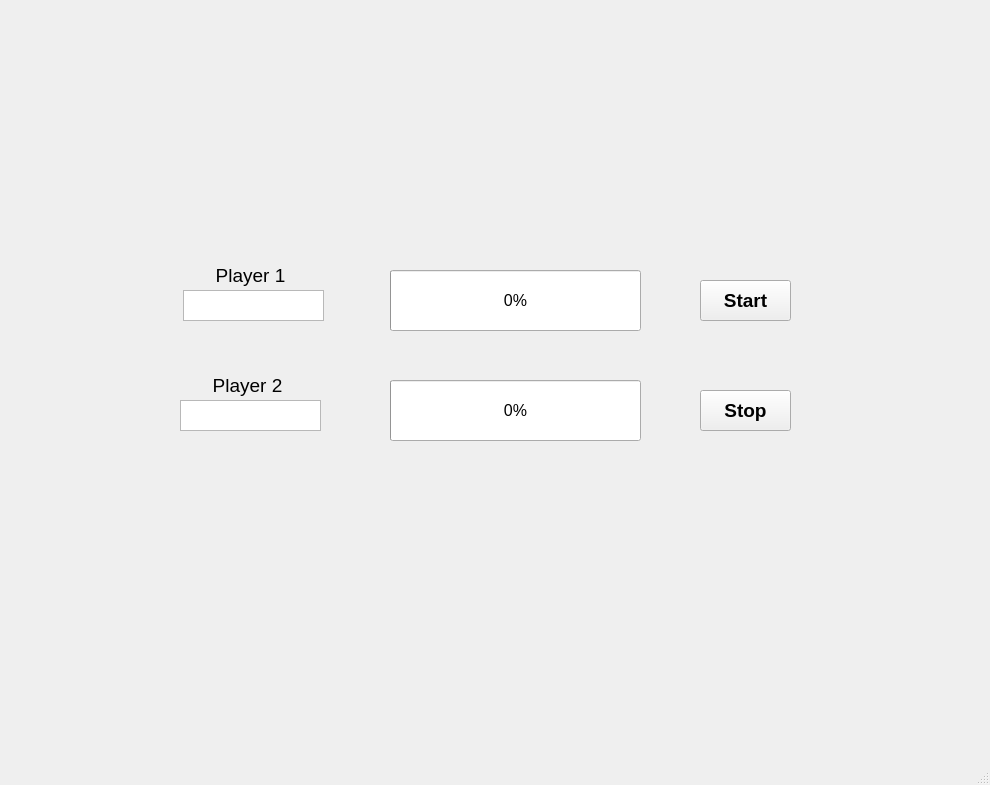
Above: MindGameGUI/MindGame.ui from omarhameed/SYP-GambitGameDev before the change. Below: the same form after it.
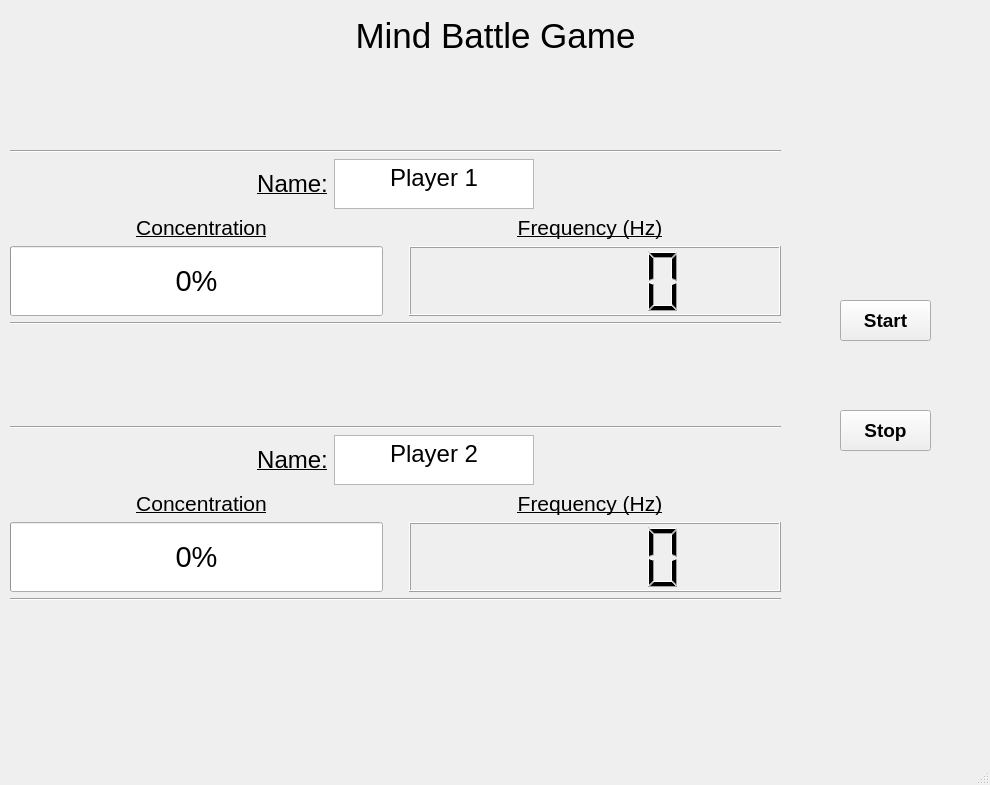
That is the form after the change.

Commit message: Improved and added frequency display

Diff of the .ui file:
```diff
--- a/MindGameGUI/MindGame.ui
+++ b/MindGameGUI/MindGame.ui
@@ -10,6 +10,11 @@
     <height>785</height>
    </rect>
   </property>
+  <property name="font">
+   <font>
+    <pointsize>11</pointsize>
+   </font>
+  </property>
   <property name="windowTitle">
    <string>MainWindow</string>
   </property>
@@ -17,115 +22,11 @@
    <property name="toolTip">
     <string>&lt;html&gt;&lt;head/&gt;&lt;body&gt;&lt;p align=&quot;center&quot;&gt;&lt;br/&gt;&lt;/p&gt;&lt;/body&gt;&lt;/html&gt;</string>
    </property>
-   <widget class="QProgressBar" name="progressBar1">
-    <property name="geometry">
-     <rect>
-      <x>390</x>
-      <y>270</y>
-      <width>251</width>
-      <height>61</height>
-     </rect>
-    </property>
-    <property name="font">
-     <font>
-      <pointsize>12</pointsize>
-     </font>
-    </property>
-    <property name="styleSheet">
-     <string notr="true"/>
-    </property>
-    <property name="value">
-     <number>0</number>
-    </property>
-   </widget>
-   <widget class="QProgressBar" name="progressBar2">
-    <property name="geometry">
-     <rect>
-      <x>390</x>
-      <y>380</y>
-      <width>251</width>
-      <height>61</height>
-     </rect>
-    </property>
-    <property name="font">
-     <font>
-      <pointsize>12</pointsize>
-     </font>
-    </property>
-    <property name="value">
-     <number>0</number>
-    </property>
-   </widget>
-   <widget class="QTextEdit" name="textEdit">
-    <property name="geometry">
-     <rect>
-      <x>183</x>
-      <y>290</y>
-      <width>141</width>
-      <height>31</height>
-     </rect>
-    </property>
-   </widget>
-   <widget class="QLabel" name="label">
-    <property name="geometry">
-     <rect>
-      <x>200</x>
-      <y>260</y>
-      <width>101</width>
-      <height>31</height>
-     </rect>
-    </property>
-    <property name="font">
-     <font>
-      <pointsize>14</pointsize>
-     </font>
-    </property>
-    <property name="text">
-     <string>Player 1</string>
-    </property>
-    <property name="scaledContents">
-     <bool>false</bool>
-    </property>
-    <property name="alignment">
-     <set>Qt::AlignCenter</set>
-    </property>
-   </widget>
-   <widget class="QLabel" name="label_2">
-    <property name="geometry">
-     <rect>
-      <x>197</x>
-      <y>370</y>
-      <width>101</width>
-      <height>31</height>
-     </rect>
-    </property>
-    <property name="font">
-     <font>
-      <pointsize>14</pointsize>
-     </font>
-    </property>
-    <property name="text">
-     <string>Player 2</string>
-    </property>
-    <property name="alignment">
-     <set>Qt::AlignCenter</set>
-    </property>
-   </widget>
-   <widget class="QTextEdit" name="textEdit_2">
-    <property name="geometry">
-     <rect>
-      <x>180</x>
-      <y>400</y>
-      <width>141</width>
-      <height>31</height>
-     </rect>
-    </property>
-   </widget>
    <widget class="QPushButton" name="startButton">
     <property name="geometry">
      <rect>
-      <x>700</x>
-      <y>280</y>
+      <x>840</x>
+      <y>300</y>
       <width>91</width>
       <height>41</height>
      </rect>
@@ -143,8 +44,8 @@
    <widget class="QPushButton" name="stopButton">
     <property name="geometry">
      <rect>
-      <x>700</x>
-      <y>390</y>
+      <x>840</x>
+      <y>410</y>
       <width>91</width>
       <height>41</height>
      </rect>
@@ -159,6 +60,477 @@
      <string>Stop</string>
     </property>
    </widget>
+   <widget class="QWidget" name="verticalLayoutWidget">
+    <property name="geometry">
+     <rect>
+      <x>10</x>
+      <y>150</y>
+      <width>771</width>
+      <height>451</height>
+     </rect>
+    </property>
+    <layout class="QVBoxLayout" name="verticalLayout">
+     <item>
+      <widget class="Line" name="line_3">
+       <property name="orientation">
+        <enum>Qt::Horizontal</enum>
+       </property>
+      </widget>
+     </item>
+     <item>
+      <layout class="QHBoxLayout" name="horizontalLayout_4">
+       <item>
+        <layout class="QHBoxLayout" name="horizontalLayout_8">
+         <item>
+          <spacer name="horizontalSpacer_3">
+           <property name="orientation">
+            <enum>Qt::Horizontal</enum>
+           </property>
+           <property name="sizeHint" stdset="0">
+            <size>
+             <width>40</width>
+             <height>20</height>
+            </size>
+           </property>
+          </spacer>
+         </item>
+         <item>
+          <widget class="QLabel" name="label_6">
+           <property name="font">
+            <font>
+             <pointsize>18</pointsize>
+             <underline>true</underline>
+            </font>
+           </property>
+           <property name="text">
+            <string>Name:</string>
+           </property>
+           <property name="alignment">
+            <set>Qt::AlignCenter</set>
+           </property>
+          </widget>
+         </item>
+         <item>
+          <widget class="QTextEdit" name="textEdit">
+           <property name="enabled">
+            <bool>true</bool>
+           </property>
+           <property name="sizePolicy">
+            <sizepolicy hsizetype="Preferred" vsizetype="Fixed">
+             <horstretch>0</horstretch>
+             <verstretch>0</verstretch>
+            </sizepolicy>
+           </property>
+           <property name="minimumSize">
+            <size>
+             <width>2</width>
+             <height>0</height>
+            </size>
+           </property>
+           <property name="maximumSize">
+            <size>
+             <width>200</width>
+             <height>50</height>
+            </size>
+           </property>
+           <property name="font">
+            <font>
+             <pointsize>26</pointsize>
+             <underline>true</underline>
+            </font>
+           </property>
+           <property name="layoutDirection">
+            <enum>Qt::LeftToRight</enum>
+           </property>
+           <property name="html">
+            <string>&lt;!DOCTYPE HTML PUBLIC &quot;-//W3C//DTD HTML 4.0//EN&quot; &quot;http://www.w3.org/TR/REC-html40/strict.dtd&quot;&gt;
+&lt;html&gt;&lt;head&gt;&lt;meta name=&quot;qrichtext&quot; content=&quot;1&quot; /&gt;&lt;meta charset=&quot;utf-8&quot; /&gt;&lt;style type=&quot;text/css&quot;&gt;
+p, li { white-space: pre-wrap; }
+hr { height: 1px; border-width: 0; }
+li.unchecked::marker { content: &quot;\2610&quot;; }
+li.checked::marker { content: &quot;\2612&quot;; }
+&lt;/style&gt;&lt;/head&gt;&lt;body style=&quot; font-family:'Segoe UI'; font-size:26pt; font-weight:400; font-style:normal; text-decoration: underline;&quot;&gt;
+&lt;p align=&quot;center&quot; style=&quot; margin-top:0px; margin-bottom:0px; margin-left:0px; margin-right:0px; -qt-block-indent:0; text-indent:0px;&quot;&gt;&lt;span style=&quot; font-size:18pt; text-decoration:none;&quot;&gt;Player 1&lt;/span&gt;&lt;/p&gt;&lt;/body&gt;&lt;/html&gt;</string>
+           </property>
+          </widget>
+         </item>
+         <item>
+          <spacer name="horizontalSpacer_4">
+           <property name="orientation">
+            <enum>Qt::Horizontal</enum>
+           </property>
+           <property name="sizeHint" stdset="0">
+            <size>
+             <width>40</width>
+             <height>20</height>
+            </size>
+           </property>
+          </spacer>
+         </item>
+        </layout>
+       </item>
+      </layout>
+     </item>
+     <item>
+      <layout class="QHBoxLayout" name="horizontalLayout_6">
+       <item>
+        <widget class="QLabel" name="label_2">
+         <property name="font">
+          <font>
+           <pointsize>16</pointsize>
+           <underline>true</underline>
+          </font>
+         </property>
+         <property name="text">
+          <string>Concentration</string>
+         </property>
+         <property name="alignment">
+          <set>Qt::AlignCenter</set>
+         </property>
+        </widget>
+       </item>
+       <item>
+        <widget class="QLabel" name="label">
+         <property name="font">
+          <font>
+           <pointsize>16</pointsize>
+           <underline>true</underline>
+          </font>
+         </property>
+         <property name="text">
+          <string>Frequency (Hz)</string>
+         </property>
+         <property name="alignment">
+          <set>Qt::AlignCenter</set>
+         </property>
+        </widget>
+       </item>
+      </layout>
+     </item>
+     <item>
+      <layout class="QHBoxLayout" name="horizontalLayout">
+       <item>
+        <widget class="QProgressBar" name="progressBar1">
+         <property name="sizePolicy">
+          <sizepolicy hsizetype="Expanding" vsizetype="Fixed">
+           <horstretch>0</horstretch>
+           <verstretch>0</verstretch>
+          </sizepolicy>
+         </property>
+         <property name="maximumSize">
+          <size>
+           <width>16777215</width>
+           <height>400</height>
+          </size>
+         </property>
+         <property name="font">
+          <font>
+           <pointsize>22</pointsize>
+          </font>
+         </property>
+         <property name="styleSheet">
+          <string notr="true"/>
+         </property>
+         <property name="value">
+          <number>0</number>
+         </property>
+        </widget>
+       </item>
+       <item>
+        <spacer name="horizontalSpacer">
+         <property name="orientation">
+          <enum>Qt::Horizontal</enum>
+         </property>
+         <property name="sizeType">
+          <enum>QSizePolicy::Fixed</enum>
+         </property>
+         <property name="sizeHint" stdset="0">
+          <size>
+           <width>20</width>
+           <height>20</height>
+          </size>
+         </property>
+        </spacer>
+       </item>
+       <item>
+        <widget class="QLCDNumber" name="freqDisp1">
+         <property name="sizePolicy">
+          <sizepolicy hsizetype="Expanding" vsizetype="Fixed">
+           <horstretch>0</horstretch>
+           <verstretch>0</verstretch>
+          </sizepolicy>
+         </property>
+         <property name="minimumSize">
+          <size>
+           <width>0</width>
+           <height>70</height>
+          </size>
+         </property>
+         <property name="maximumSize">
+          <size>
+           <width>16777215</width>
+           <height>400</height>
+          </size>
+         </property>
+        </widget>
+       </item>
+      </layout>
+     </item>
+     <item>
+      <widget class="Line" name="line_2">
+       <property name="orientation">
+        <enum>Qt::Horizontal</enum>
+       </property>
+      </widget>
+     </item>
+     <item>
+      <spacer name="verticalSpacer">
+       <property name="orientation">
+        <enum>Qt::Vertical</enum>
+       </property>
+       <property name="sizeType">
+        <enum>QSizePolicy::Preferred</enum>
+       </property>
+       <property name="sizeHint" stdset="0">
+        <size>
+         <width>20</width>
+         <height>100</height>
+        </size>
+       </property>
+      </spacer>
+     </item>
+     <item>
+      <widget class="Line" name="line">
+       <property name="orientation">
+        <enum>Qt::Horizontal</enum>
+       </property>
+      </widget>
+     </item>
+     <item>
+      <layout class="QHBoxLayout" name="horizontalLayout_9">
+       <item>
+        <spacer name="horizontalSpacer_5">
+         <property name="orientation">
+          <enum>Qt::Horizontal</enum>
+         </property>
+         <property name="sizeHint" stdset="0">
+          <size>
+           <width>40</width>
+           <height>20</height>
+          </size>
+         </property>
+        </spacer>
+       </item>
+       <item>
+        <widget class="QLabel" name="label_7">
+         <property name="font">
+          <font>
+           <pointsize>18</pointsize>
+           <underline>true</underline>
+          </font>
+         </property>
+         <property name="text">
+          <string>Name:</string>
+         </property>
+         <property name="alignment">
+          <set>Qt::AlignCenter</set>
+         </property>
+        </widget>
+       </item>
+       <item>
+        <widget class="QTextEdit" name="textEdit_3">
+         <property name="enabled">
+          <bool>true</bool>
+         </property>
+         <property name="sizePolicy">
+          <sizepolicy hsizetype="Preferred" vsizetype="Fixed">
+           <horstretch>0</horstretch>
+           <verstretch>0</verstretch>
+          </sizepolicy>
+         </property>
+         <property name="minimumSize">
+          <size>
+           <width>2</width>
+           <height>0</height>
+          </size>
+         </property>
+         <property name="maximumSize">
+          <size>
+           <width>200</width>
+           <height>50</height>
+          </size>
+         </property>
+         <property name="font">
+          <font>
+           <pointsize>26</pointsize>
+           <underline>true</underline>
+          </font>
+         </property>
+         <property name="layoutDirection">
+          <enum>Qt::LeftToRight</enum>
+         </property>
+         <property name="html">
+          <string>&lt;!DOCTYPE HTML PUBLIC &quot;-//W3C//DTD HTML 4.0//EN&quot; &quot;http://www.w3.org/TR/REC-html40/strict.dtd&quot;&gt;
+&lt;html&gt;&lt;head&gt;&lt;meta name=&quot;qrichtext&quot; content=&quot;1&quot; /&gt;&lt;meta charset=&quot;utf-8&quot; /&gt;&lt;style type=&quot;text/css&quot;&gt;
+p, li { white-space: pre-wrap; }
+hr { height: 1px; border-width: 0; }
+li.unchecked::marker { content: &quot;\2610&quot;; }
+li.checked::marker { content: &quot;\2612&quot;; }
+&lt;/style&gt;&lt;/head&gt;&lt;body style=&quot; font-family:'Segoe UI'; font-size:26pt; font-weight:400; font-style:normal; text-decoration: underline;&quot;&gt;
+&lt;p align=&quot;center&quot; style=&quot; margin-top:0px; margin-bottom:0px; margin-left:0px; margin-right:0px; -qt-block-indent:0; text-indent:0px;&quot;&gt;&lt;span style=&quot; font-size:18pt; text-decoration:none;&quot;&gt;Player 2&lt;/span&gt;&lt;/p&gt;&lt;/body&gt;&lt;/html&gt;</string>
+         </property>
+        </widget>
+       </item>
+       <item>
+        <spacer name="horizontalSpacer_6">
+         <property name="orientation">
+          <enum>Qt::Horizontal</enum>
+         </property>
+         <property name="sizeHint" stdset="0">
+          <size>
+           <width>40</width>
+           <height>20</height>
+          </size>
+         </property>
+        </spacer>
+       </item>
+      </layout>
+     </item>
+     <item>
+      <layout class="QHBoxLayout" name="horizontalLayout_7">
+       <item>
+        <widget class="QLabel" name="label_3">
+         <property name="font">
+          <font>
+           <pointsize>16</pointsize>
+           <underline>true</underline>
+          </font>
+         </property>
+         <property name="text">
+          <string>Concentration</string>
+         </property>
+         <property name="alignment">
+          <set>Qt::AlignCenter</set>
+         </property>
+        </widget>
+       </item>
+       <item>
+        <widget class="QLabel" name="label_5">
+         <property name="font">
+          <font>
+           <pointsize>16</pointsize>
+           <underline>true</underline>
+          </font>
+         </property>
+         <property name="text">
+          <string>Frequency (Hz)</string>
+         </property>
+         <property name="alignment">
+          <set>Qt::AlignCenter</set>
+         </property>
+        </widget>
+       </item>
+      </layout>
+     </item>
+     <item>
+      <layout class="QHBoxLayout" name="horizontalLayout_2">
+       <item>
+        <widget class="QProgressBar" name="progressBar2">
+         <property name="sizePolicy">
+          <sizepolicy hsizetype="Expanding" vsizetype="Fixed">
+           <horstretch>0</horstretch>
+           <verstretch>0</verstretch>
+          </sizepolicy>
+         </property>
+         <property name="maximumSize">
+          <size>
+           <width>16777215</width>
+           <height>400</height>
+          </size>
+         </property>
+         <property name="font">
+          <font>
+           <pointsize>22</pointsize>
+          </font>
+         </property>
+         <property name="styleSheet">
+          <string notr="true"/>
+         </property>
+         <property name="value">
+          <number>0</number>
+         </property>
+        </widget>
+       </item>
+       <item>
+        <spacer name="horizontalSpacer_2">
+         <property name="orientation">
+          <enum>Qt::Horizontal</enum>
+         </property>
+         <property name="sizeType">
+          <enum>QSizePolicy::Fixed</enum>
+         </property>
+         <property name="sizeHint" stdset="0">
+          <size>
+           <width>20</width>
+           <height>20</height>
+          </size>
+         </property>
+        </spacer>
+       </item>
+       <item>
+        <widget class="QLCDNumber" name="freqDisp2">
+         <property name="sizePolicy">
+          <sizepolicy hsizetype="Expanding" vsizetype="Fixed">
+           <horstretch>0</horstretch>
+           <verstretch>0</verstretch>
+          </sizepolicy>
+         </property>
+         <property name="minimumSize">
+          <size>
+           <width>0</width>
+           <height>70</height>
+          </size>
+         </property>
+         <property name="maximumSize">
+          <size>
+           <width>16777215</width>
+           <height>400</height>
+          </size>
+         </property>
+        </widget>
+       </item>
+      </layout>
+     </item>
+     <item>
+      <widget class="Line" name="line_4">
+       <property name="orientation">
+        <enum>Qt::Horizontal</enum>
+       </property>
+      </widget>
+     </item>
+    </layout>
+   </widget>
+   <widget class="QLabel" name="label_4">
+    <property name="geometry">
+     <rect>
+      <x>0</x>
+      <y>10</y>
+      <width>991</width>
+      <height>51</height>
+     </rect>
+    </property>
+    <property name="font">
+     <font>
+      <pointsize>26</pointsize>
+     </font>
+    </property>
+    <property name="text">
+     <string>Mind Battle Game</string>
+    </property>
+    <property name="alignment">
+     <set>Qt::AlignCenter</set>
+    </property>
+   </widget>
   </widget>
   <widget class="QMenuBar" name="menubar">
    <property name="geometry">
```
Left out of the diff: 2 changed lines with no effect on the pictures. The commit also changes 1 other file.
